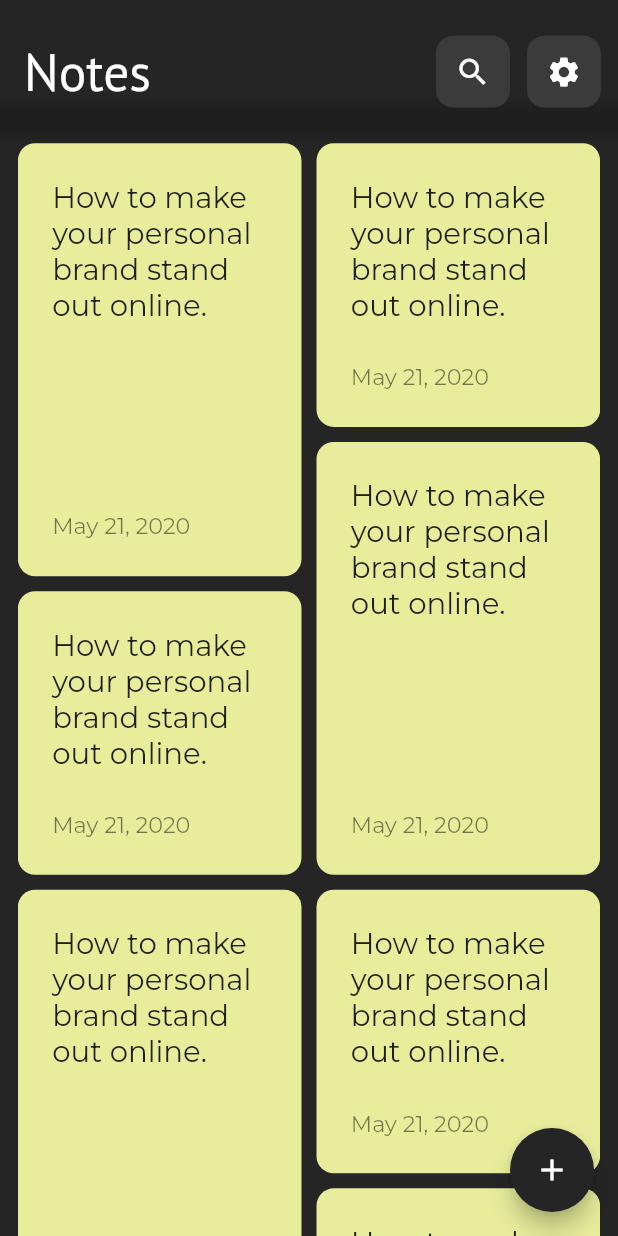
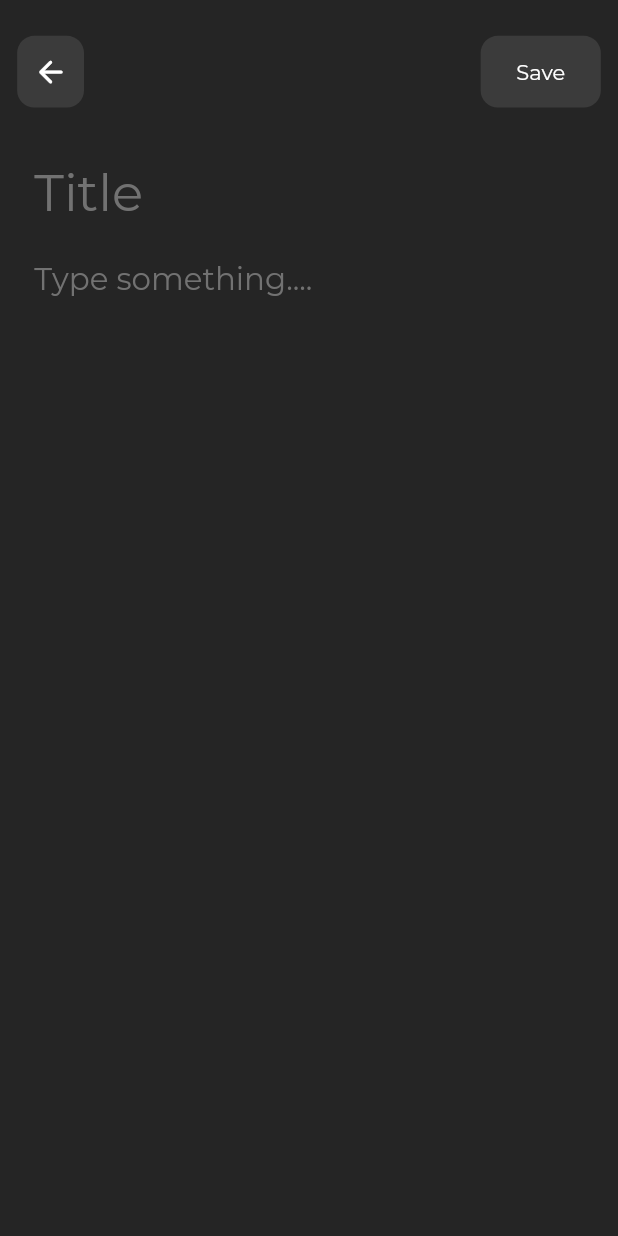
Before and after one commit to ashutosh-mulik/notes, a Flutter app: the screen it shows after launch, after a tap on the "add" icon, on a phone screen of 412 x 824 dp. Run offline on Flutter 3.47's test engine with Material 2 defaults, Android fonts, the phone set to English and light mode, and no system bars; drawn by our look-alikes of bouncing_widget; our stand-ins replace flutter_screenutil, get, google_fonts, hive_flutter, logger; accounts and stored records are empty.

Commit message:
Add Note Screen Added

```diff
--- /dev/null
+++ b/lib/controllers/add_or_edit_controller.dart
@@ -0,0 +1,41 @@
+import 'package:flutter/cupertino.dart';
+import 'package:get/get.dart';
+import 'package:logger/logger.dart';
+import 'package:notes/controllers/main_screen_controller.dart';
+import 'package:notes/services/local_database.dart';
+import 'package:notes/services/models/note.dart';
+
+class AddOrEditScreenController extends GetxController {
+  final titleTextController = TextEditingController();
+  final contentTextController = TextEditingController();
+  final database = Get.put(LocalDatabase());
+
+  @override
+  void onInit() {
+    super.onInit();
+    database.initDB();
+  }
+
+  bool validateFields() {
+    Logger().i(database.getNotes());
+    if (titleTextController.text.isEmpty) return false;
+    if (contentTextController.text.isEmpty) return false;
+    return true;
+  }
+
+  void saveNote() {
+    var now = DateTime.now().toIso8601String();
+    var note = Note(
+      title: titleTextController.text,
+      content: contentTextController.text,
+      date: now,
+    );
+    database.saveNote(note);
+  }
+
+  @override
+  void onClose() {
+    super.onClose();
+    database.closeDB();
+  }
+}
--- a/lib/controllers/main_screen_controller.dart
+++ b/lib/controllers/main_screen_controller.dart
@@ -2,6 +2,8 @@ import 'dart:math';
 
 import 'package:flutter/material.dart';
 import 'package:get/get.dart';
+import 'package:logger/logger.dart';
+import 'package:notes/services/local_database.dart';
 import 'package:notes/utils/colors.dart';
 
 class MainScreenController extends GetxController {
@@ -16,8 +18,25 @@ class MainScreenController extends GetxController {
     COLORS.seven,
   ];
 
+  final database = Get.put(LocalDatabase());
+
+  void printData(message) {
+    Logger().d(message);
+  }
+
+  Future getNotes() async {
+    await database.initDB();
+    return database.getNotes();
+  }
+
   /// Get random color
   Color getColor() {
     return colors[Random().nextInt(colors.length)];
   }
+
+  @override
+  void onClose() {
+    super.onClose();
+    database.closeDB();
+  }
 }
--- a/lib/main.dart
+++ b/lib/main.dart
@@ -2,12 +2,20 @@ import 'package:flutter/material.dart';
 import 'package:flutter/services.dart';
 import 'package:flutter_screenutil/flutter_screenutil.dart';
 import 'package:get/get.dart';
-import 'package:notes/screens/edit/edit_note_screen.dart';
+import 'package:hive_flutter/adapters.dart';
+import 'package:logger/logger.dart';
+import 'package:notes/screens/edit_or_add/edit_or_add_screen.dart';
 import 'package:notes/screens/main/main_screen.dart';
 import 'package:notes/utils/colors.dart';
+import 'package:path_provider/path_provider.dart';
 
-void main() {
+void main() async {
   WidgetsFlutterBinding.ensureInitialized();
+  await Hive.initFlutter(
+    await getApplicationDocumentsDirectory().then((value) => value.path),
+  );
+
+  Logger().i(await getApplicationDocumentsDirectory());
 
   SystemChrome.setPreferredOrientations([
     DeviceOrientation.portraitUp,
@@ -48,7 +56,7 @@ class MyApp extends StatelessWidget {
         /// All routes.
         getPages: [
           GetPage(name: '/main', page: () => MainScreen()),
-          GetPage(name: '/edit', page: () => const EditNoteScreen()),
+          GetPage(name: '/edit', page: () => EditOrAddNoteScreen()),
         ],
       ),
     );
--- /dev/null
+++ b/lib/screens/edit_or_add/edit_or_add_screen.dart
@@ -0,0 +1,140 @@
+import 'package:bouncing_widget/bouncing_widget.dart';
+import 'package:flutter/material.dart';
+import 'package:flutter_screenutil/flutter_screenutil.dart';
+import 'package:get/get.dart';
+import 'package:notes/controllers/add_or_edit_controller.dart';
+import 'package:notes/utils/colors.dart';
+import 'package:notes/utils/fonts.dart';
+
+/// For editing and adding new note
+/// using same screen
+class EditOrAddNoteScreen extends StatelessWidget {
+  final controller = Get.put(AddOrEditScreenController());
+  EditOrAddNoteScreen({Key? key}) : super(key: key);
+
+  @override
+  Widget build(BuildContext context) {
+    return Scaffold(
+      backgroundColor: COLORS.primary,
+      appBar: AppBar(
+        toolbarHeight: 80.h,
+        elevation: 0,
+        backgroundColor: COLORS.transparent,
+        leading: BouncingWidget(
+          onPressed: () => Get.back(),
+          duration: const Duration(milliseconds: 100),
+          scaleFactor: 1.5,
+          child: Container(
+            width: 50.w,
+            margin: EdgeInsets.only(
+              top: 20.h,
+              left: 10.w,
+              bottom: 20.h,
+            ),
+            decoration: BoxDecoration(
+              color: COLORS.secondary,
+              borderRadius: BorderRadius.circular(10.r),
+            ),
+            child: Center(
+              child: Icon(
+                Icons.arrow_back_rounded,
+                size: 20.h,
+              ),
+            ),
+          ),
+        ),
+        actions: [
+          BouncingWidget(
+            onPressed: () {
+              /// title and content not empty.
+              if (controller.validateFields()) {
+                controller.saveNote();
+                Get.snackbar(
+                  "Done",
+                  "Note saved successfully.",
+                  snackPosition: SnackPosition.BOTTOM,
+                  backgroundColor: COLORS.primary,
+                  colorText: COLORS.primaryText,
+                );
+              } else {
+                Get.snackbar(
+                  "Error",
+                  "Please enter title and content.",
+                  snackPosition: SnackPosition.BOTTOM,
+                  backgroundColor: COLORS.secondary,
+                  colorText: COLORS.primaryText,
+                );
+              }
+            },
+            duration: const Duration(milliseconds: 100),
+            scaleFactor: 1.5,
+            child: Container(
+              width: 70.w,
+              margin: EdgeInsets.only(
+                top: 20.h,
+                right: 10.w,
+                bottom: 20.h,
+              ),
+              decoration: BoxDecoration(
+                color: COLORS.secondary,
+                borderRadius: BorderRadius.circular(10.r),
+              ),
+              child: Center(
+                child: Text(
+                  "Save",
+                  style: FONTS.secondary(null),
+                ),
+              ),
+            ),
+          ),
+        ],
+      ),
+      body: Padding(
+        padding: EdgeInsets.only(left: 20.w, right: 20.w),
+        child: Column(
+          children: [
+            TextField(
+              scrollPhysics: const BouncingScrollPhysics(),
+              controller: controller.titleTextController,
+              cursorColor: COLORS.secondaryText.withOpacity(0.7),
+              decoration: InputDecoration(
+                border: InputBorder.none,
+                hintText: 'Title',
+                hintStyle: TextStyle(
+                  color: COLORS.secondaryText.withOpacity(0.7),
+                ),
+              ),
+              style: FONTS.secondary(
+                TextStyle(
+                  fontSize: 30.sp,
+                  color: COLORS.primaryText,
+                ),
+              ),
+            ),
+            Expanded(
+              child: TextField(
+                scrollPhysics: const BouncingScrollPhysics(),
+                controller: controller.contentTextController,
+                cursorColor: COLORS.secondaryText.withOpacity(0.7),
+                maxLines: null,
+                decoration: InputDecoration(
+                  border: InputBorder.none,
+                  hintText: 'Type something....',
+                  hintStyle: TextStyle(
+                    color: COLORS.secondaryText.withOpacity(0.7),
+                  ),
+                ),
+                style: FONTS.secondary(
+                  TextStyle(
+                    fontSize: 18.sp,
+                    color: COLORS.primaryText,
+                  ),
+                ),
+              ),
+            ),
+          ],
+        ),
+      ),
+    );
+  }
+}
--- a/lib/screens/main/main_screen.dart
+++ b/lib/screens/main/main_screen.dart
@@ -3,6 +3,7 @@ import 'dart:ui';
 import 'package:bouncing_widget/bouncing_widget.dart';
 import 'package:flutter/material.dart';
 import 'package:flutter_staggered_grid_view/flutter_staggered_grid_view.dart';
+import 'package:get/get.dart';
 import 'package:notes/controllers/main_screen_controller.dart';
 import 'package:notes/utils/colors.dart';
 import 'package:flutter_screenutil/flutter_screenutil.dart';
@@ -10,7 +11,7 @@ import 'package:notes/utils/fonts.dart';
 import 'package:notes/widgets/card.dart';
 
 class MainScreen extends StatelessWidget {
-  final controller = MainScreenController();
+  final controller = Get.put(MainScreenController());
   MainScreen({Key? key}) : super(key: key);
 
   @override
@@ -88,20 +89,27 @@ class MainScreen extends StatelessWidget {
         ],
       ),
       floatingActionButton: FloatingActionButton(
-        child: Icon(Icons.add),
-        backgroundColor: COLORS.primary,
-        onPressed: () {},
+        child: const Icon(Icons.add),
+        backgroundColor: COLORS.secondary,
+        onPressed: () => Get.toNamed('/edit'),
       ),
       body: Container(
         margin: EdgeInsets.only(
           left: 10.h,
           right: 10.h,
         ),
-        child: StaggeredGridView.countBuilder(
+        child: FutureBuilder(
+          future: controller.getNotes(),
+          builder: (context, data) {
+            if (data.hasData && data.data is Map) {
+              var notes = data.data as Map;
+              var n = notes.entries;
+              return StaggeredGridView.countBuilder(
                 crossAxisCount: 4,
-          itemCount: 20,
+                itemCount: notes.length,
                 itemBuilder: (BuildContext context, int index) => CustomCard(
                   cardColor: controller.getColor(),
+                  title: n.elementAt(index).value.title,
                 ),
                 staggeredTileBuilder: (int index) => StaggeredTile.count(
                   2,
@@ -109,6 +117,10 @@ class MainScreen extends StatelessWidget {
                 ),
                 mainAxisSpacing: 10,
                 crossAxisSpacing: 10,
+              );
+            }
+            return CircularProgressIndicator();
+          },
         ),
       ),
     );
--- /dev/null
+++ b/lib/services/local_database.dart
@@ -0,0 +1,27 @@
+import 'dart:convert';
+import 'dart:math';
+
+import 'package:hive_flutter/adapters.dart';
+import 'package:logger/logger.dart';
+import 'package:notes/services/models/note.dart';
+import 'package:uuid/uuid.dart';
+
+class LocalDatabase {
+  late Box box;
+  final uuid = const Uuid();
+
+  /// Initialize database
+  Future initDB() async => box = await Hive.openBox("Notes_Database");
+
+  /// Save note into local file
+  void saveNote(Note note) => box.put(uuid.v4(), note.toJson().toString());
+
+  /// Get all notes
+  Map getNotes() => Map.fromIterables(box.keys, box.values).map((key, value) {
+        Logger().d(value);
+        return MapEntry(key, Note.fromJson(value));
+      });
+
+  /// Close database
+  void closeDB() async => box.close();
+}
--- /dev/null
+++ b/lib/services/models/note.dart
@@ -0,0 +1,61 @@
+import 'dart:convert';
+
+class Note {
+  final String title;
+  final String content;
+  final String date;
+
+  Note({
+    required this.title,
+    required this.content,
+    required this.date,
+  });
+
+  Note copyWith({
+    String? title,
+    String? content,
+    String? date,
+  }) {
+    return Note(
+      title: title ?? this.title,
+      content: content ?? this.content,
+      date: date ?? this.date,
+    );
+  }
+
+  Map<String, dynamic> toMap() {
+    return {
+      'title': title,
+      'content': content,
+      'date': date,
+    };
+  }
+
+  factory Note.fromMap(Map<String, dynamic> map) {
+    return Note(
+      title: map['title'],
+      content: map['content'],
+      date: map['date'],
+    );
+  }
+
+  String toJson() => json.encode(toMap());
+
+  factory Note.fromJson(String source) => Note.fromMap(json.decode(source));
+
+  @override
+  String toString() => 'Note(title: $title, content: $content, date: $date)';
+
+  @override
+  bool operator ==(Object other) {
+    if (identical(this, other)) return true;
+
+    return other is Note &&
+        other.title == title &&
+        other.content == content &&
+        other.date == date;
+  }
+
+  @override
+  int get hashCode => title.hashCode ^ content.hashCode ^ date.hashCode;
+}
--- a/lib/utils/colors.dart
+++ b/lib/utils/colors.dart
@@ -3,7 +3,9 @@ import 'package:flutter/material.dart';
 /// Contains all colors used in app.
 class COLORS {
   static const Color primary = Color.fromRGBO(37, 37, 37, 1.0);
+  static const Color primaryText = Colors.white;
   static const Color secondary = Color.fromRGBO(59, 59, 59, 1.0);
+  static const Color secondaryText = Color.fromRGBO(146, 146, 146, 1.0);
   static const Color transparent = Colors.transparent;
 
   /// Card colors
--- a/lib/widgets/card.dart
+++ b/lib/widgets/card.dart
@@ -1,16 +1,23 @@
 import 'package:bouncing_widget/bouncing_widget.dart';
 import 'package:flutter/material.dart';
 import 'package:flutter_screenutil/flutter_screenutil.dart';
-import 'package:notes/utils/colors.dart';
+import 'package:get/get.dart';
 import 'package:notes/utils/fonts.dart';
 
 class CustomCard extends StatelessWidget {
   final Color cardColor;
-  const CustomCard({Key? key, required this.cardColor}) : super(key: key);
+  final String title;
+  const CustomCard({
+    Key? key,
+    required this.cardColor,
+    required this.title,
+  }) : super(key: key);
 
   @override
   Widget build(BuildContext context) {
-    return Container(
+    return GestureDetector(
+      onTap: () => Get.toNamed('/edit'),
+      child: Container(
         decoration: BoxDecoration(
           color: cardColor,
           borderRadius: BorderRadius.circular(10.r),
@@ -26,7 +33,7 @@ class CustomCard extends StatelessWidget {
             children: [
               Expanded(
                 child: Text(
-                "How to make your personal brand stand out online.",
+                  title,
                   style: FONTS.secondary(
                     TextStyle(
                       fontSize: 17.sp,
@@ -46,6 +53,7 @@ class CustomCard extends StatelessWidget {
             ],
           ),
         ),
+      ),
     );
   }
 }
```
Also changed, not shown: lib/screens/edit/edit_note_screen.dart (deleted, +0 -9 lines), pubspec.yaml (+7 -0 lines), pubspec.lock, 1 other file. Lines whose indentation alone changed are shown as unchanged.
